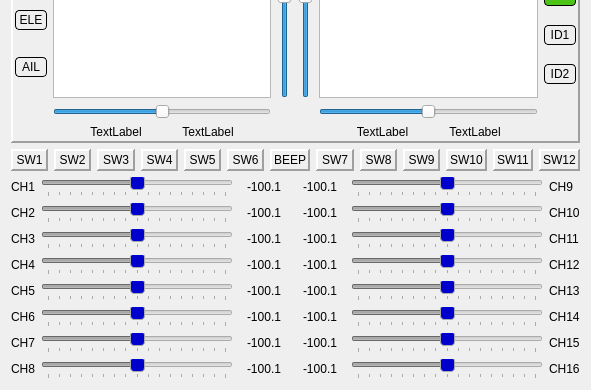
xhorizont/eepe, file src/simulatordialog.ui: the form before one commit; both pictures show x 0 to 591 and y 252 to 642 of the 591 by 642 pixel window.
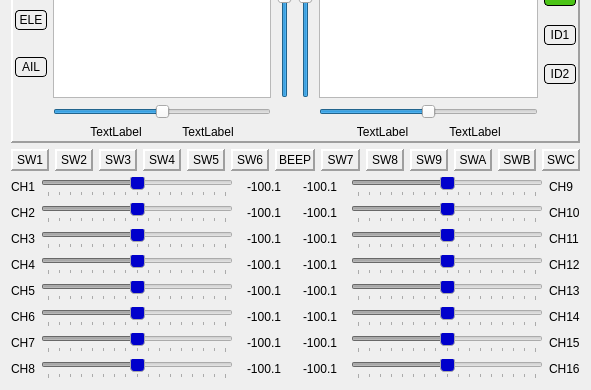
The form after the commit. Icons and pictures are not drawn.

What changed in the file:
```diff
--- a/src/simulatordialog.ui
+++ b/src/simulatordialog.ui
@@ -1071,7 +1071,7 @@
         <item>
          <widget class="QLabel" name="labelCSW_10">
           <property name="text">
-           <string>SW10</string>
+           <string>SWA</string>
           </property>
           <property name="alignment">
            <set>Qt::AlignCenter</set>
@@ -1102,7 +1102,7 @@
         <item>
          <widget class="QLabel" name="labelCSW_11">
           <property name="text">
-           <string>SW11</string>
+           <string>SWB</string>
           </property>
           <property name="alignment">
            <set>Qt::AlignCenter</set>
@@ -1133,7 +1133,7 @@
         <item>
          <widget class="QLabel" name="labelCSW_12">
           <property name="text">
-           <string>SW12</string>
+           <string>SWC</string>
           </property>
           <property name="alignment">
            <set>Qt::AlignCenter</set>
```
